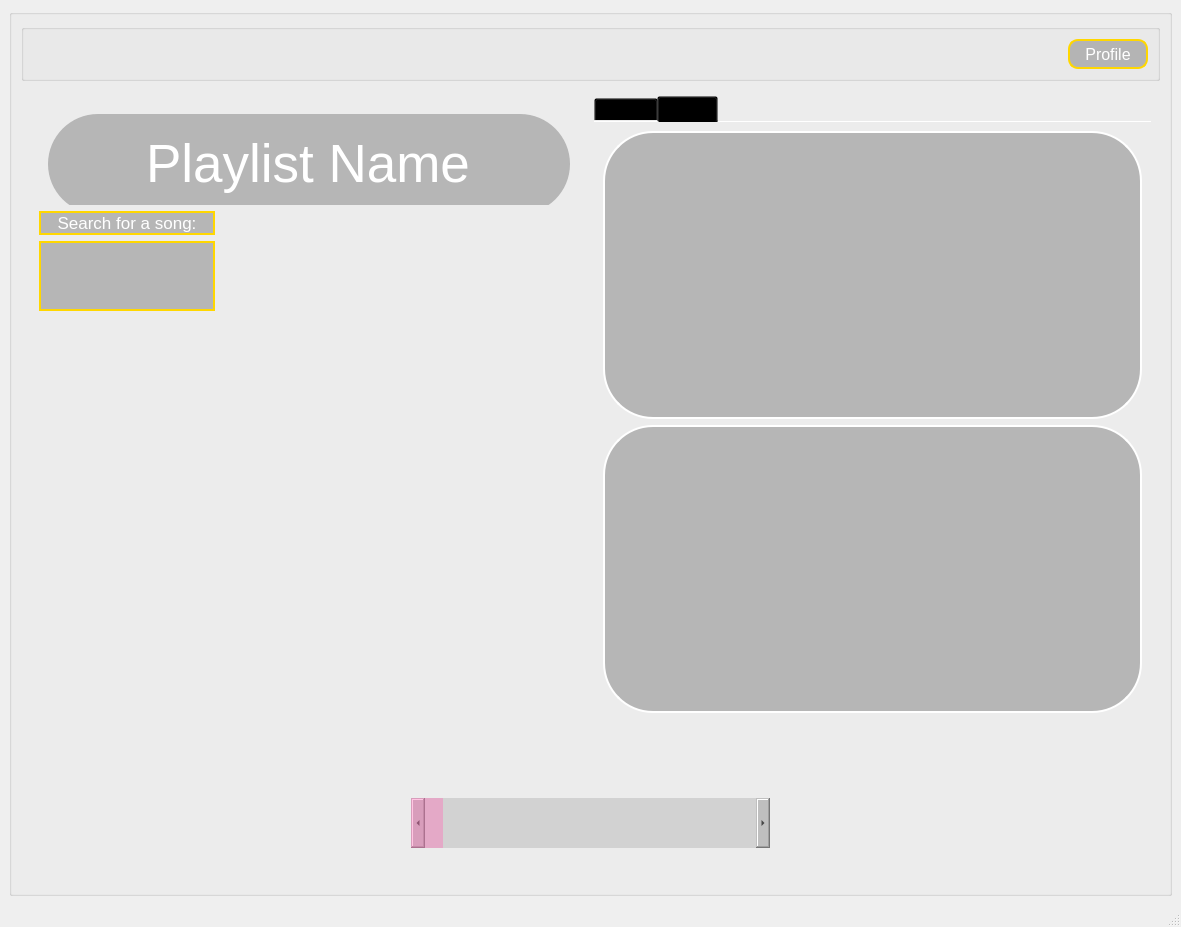
Qt form ui/user_playlist_page/user_playlist.ui (incremen/CyberMusicStreaming) before a commit.
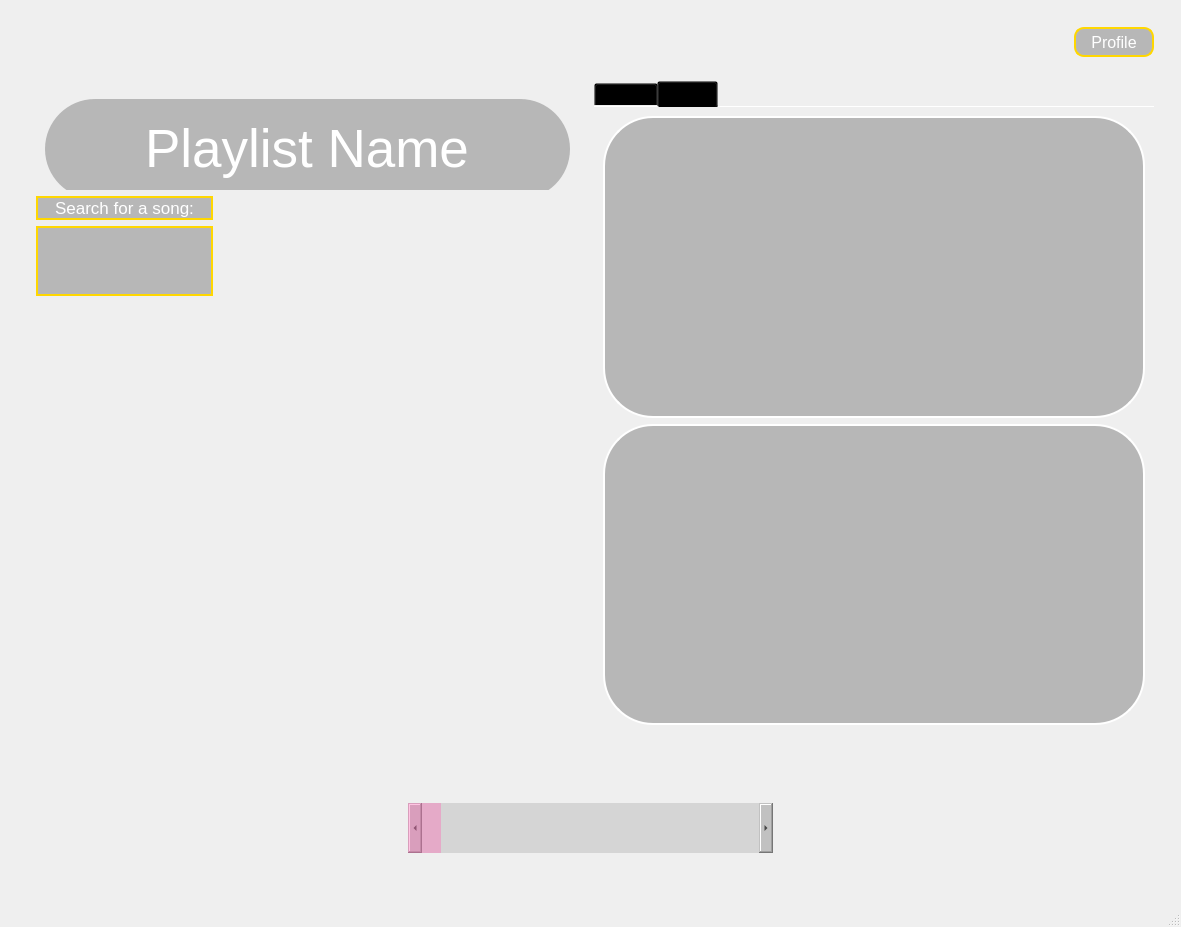
The same form after that commit. Icons and pictures are not drawn.

```diff
--- a/ui/user_playlist_page/user_playlist.ui
+++ b/ui/user_playlist_page/user_playlist.ui
@@ -24,6 +24,12 @@
    <layout class="QHBoxLayout" name="horizontalLayout_2">
     <item>
      <widget class="QGroupBox" name="vertical_box">
+      <property name="styleSheet">
+       <string notr="true">QGroupBox{
+   border: none;
+}
+</string>
+      </property>
       <property name="title">
        <string/>
       </property>
```
